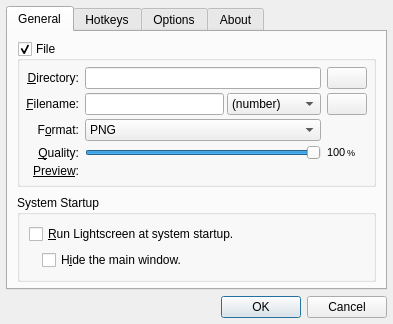
Old version of the form dialogs/optionsdialog.ui in the repository ckaiser/Lightscreen.
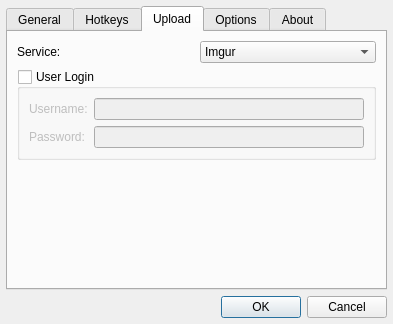
New version of the form. The open tabs and pages were chosen to show the change. Custom widgets are drawn as their Qt base class.

The edit to the form file:
```diff
--- a/dialogs/optionsdialog.ui
+++ b/dialogs/optionsdialog.ui
@@ -7,7 +7,7 @@
     <x>0</x>
     <y>0</y>
     <width>393</width>
-    <height>314</height>
+    <height>312</height>
    </rect>
   </property>
   <property name="windowTitle">
@@ -562,6 +562,107 @@
        </item>
       </layout>
      </widget>
+     <widget class="QWidget" name="uploadTab">
+      <attribute name="title">
+       <string>Upload</string>
+      </attribute>
+      <layout class="QVBoxLayout" name="verticalLayout_12">
+       <item>
+        <layout class="QHBoxLayout" name="horizontalLayout">
+         <item>
+          <widget class="QLabel" name="label">
+           <property name="text">
+            <string>Service:</string>
+           </property>
+          </widget>
+         </item>
+         <item>
+          <widget class="QComboBox" name="comboBox">
+           <item>
+            <property name="text">
+             <string>Imgur</string>
+            </property>
+           </item>
+           <item>
+            <property name="text">
+             <string>Puu.sh</string>
+            </property>
+           </item>
+           <item>
+            <property name="text">
+             <string>Dropbox</string>
+            </property>
+           </item>
+           <item>
+            <property name="text">
+             <string>FTP</string>
+            </property>
+           </item>
+          </widget>
+         </item>
+        </layout>
+       </item>
+       <item>
+        <widget class="QGroupBox" name="groupBox">
+         <property name="title">
+          <string>User Login</string>
+         </property>
+         <property name="checkable">
+          <bool>true</bool>
+         </property>
+         <property name="checked">
+          <bool>false</bool>
+         </property>
+         <layout class="QVBoxLayout" name="authGroupBox">
+          <item>
+           <layout class="QFormLayout" name="formLayout">
+            <item row="0" column="0">
+             <widget class="QLabel" name="usernameLabel">
+              <property name="text">
+               <string>Username:</string>
+              </property>
+             </widget>
+            </item>
+            <item row="0" column="1">
+             <widget class="QLineEdit" name="uploadUsernameEdit"/>
+            </item>
+            <item row="1" column="0">
+             <widget class="QLabel" name="passwordLabel">
+              <property name="text">
+               <string>Password:</string>
+              </property>
+             </widget>
+            </item>
+            <item row="1" column="1">
+             <widget class="QLineEdit" name="uploadPasswordEdit">
+              <property name="text">
+               <string/>
+              </property>
+              <property name="echoMode">
+               <enum>QLineEdit::Password</enum>
+              </property>
+             </widget>
+            </item>
+           </layout>
+          </item>
+         </layout>
+        </widget>
+       </item>
+       <item>
+        <spacer name="verticalSpacer_2">
+         <property name="orientation">
+          <enum>Qt::Vertical</enum>
+         </property>
+         <property name="sizeHint" stdset="0">
+          <size>
+           <width>20</width>
+           <height>40</height>
+          </size>
+         </property>
+        </spacer>
+       </item>
+      </layout>
+     </widget>
      <widget class="QWidget" name="optionsTab">
       <attribute name="title">
        <string>Options</string>
```
Left out of the diff: 2 changed lines with no effect on the pictures.
